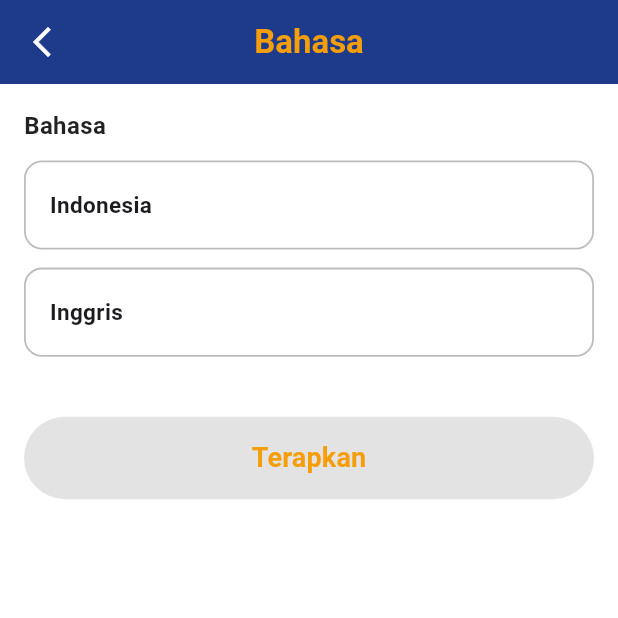
After one commit to MSaktiGp/educycle, a Flutter app: the LanguagePage screen opened by its route, on a phone screen of 412 x 824 dp, the top half of it. The commit adds this screen. Run offline on Flutter 3.47's test engine with Material 3 defaults, Android fonts, the phone set to English and light mode, and no system bars.

Commit message:
update language page

```diff
--- a/lib/main.dart
+++ b/lib/main.dart
@@ -4,6 +4,8 @@ import 'package:educycle/screens/login_page.dart';
 import 'package:educycle/screens/home_page.dart';
 import 'package:educycle/screens/profile_page.dart';
 import 'package:educycle/screens/settings/setting_page.dart';
+import 'package:educycle/screens/settings/language_page.dart';
+
 
 
 void main() {
@@ -28,6 +30,7 @@ class MyApp extends StatelessWidget {
         '/home': (context) => const HomePage(),
         '/profile': (context) => const ProfilePage(),
         '/settings': (context) => const SettingsPage(),
+        '/bahasa': (context) => const LanguagePage(),
       },
     );
   }
--- /dev/null
+++ b/lib/screens/settings/language_page.dart
@@ -0,0 +1,128 @@
+import 'package:flutter/material.dart';
+import 'package:educycle/constants/colors.dart';
+
+class LanguagePage extends StatefulWidget {
+  const LanguagePage({super.key});
+
+  @override
+  State<LanguagePage> createState() => _LanguagePageState();
+}
+
+class _LanguagePageState extends State<LanguagePage> {
+  String? selectedLanguage; // untuk menyimpan pilihan sementara
+
+  @override
+  Widget build(BuildContext context) {
+    return Scaffold(
+      backgroundColor: Colors.white,
+
+      appBar: AppBar(
+        backgroundColor: AppColors.primaryBlue,
+        elevation: 0,
+        centerTitle: true,
+        leading: IconButton(
+          icon: const Icon(Icons.arrow_back_ios_new, color: Colors.white),
+          onPressed: () => Navigator.pop(context),
+        ),
+        title: const Text(
+          "Bahasa",
+          style: TextStyle(
+            color: Color(0xFFF59E0B),
+            fontWeight: FontWeight.bold,
+          ),
+        ),
+      ),
+
+      body: Padding(
+        padding: const EdgeInsets.all(16),
+        child: Column(
+          children: [
+            Align(
+              alignment: Alignment.centerLeft,
+              child: Padding(
+                padding: const EdgeInsets.only(bottom: 12),
+                child: Text(
+                  "Bahasa",
+                  style: TextStyle(
+                    fontSize: 16,
+                    fontWeight: FontWeight.bold,
+                    color: Colors.black87,
+                  ),
+                ),
+              ),
+            ),
+
+            _languageOption("Indonesia"),
+            const SizedBox(height: 12),
+            _languageOption("Inggris"),
+            const SizedBox(height: 40),
+
+            SizedBox(
+                width: double.infinity, // tombol mengikuti lebar layar
+                height: 55,
+                child: ElevatedButton(
+                  style: ElevatedButton.styleFrom(
+                    backgroundColor: AppColors.primaryBlue,
+                    shape: RoundedRectangleBorder(
+                      borderRadius: BorderRadius.circular(30),
+                    ),
+                    elevation: 3,
+                  ),
+                  onPressed: selectedLanguage == null
+                      ? null
+                      : () {
+                          Navigator.pop(context, selectedLanguage);
+                        },
+                  child: const Text(
+                    "Terapkan",
+                    style: TextStyle(
+                      fontSize: 18,
+                      color: Color(0xFFF59E0B),
+                      fontWeight: FontWeight.bold,
+                    ),
+                  ),
+                ),
+              ),
+          ],
+        ),
+      ),
+    );
+  }
+
+  Widget _languageOption(String language) {
+    final isSelected = selectedLanguage == language;
+
+    return InkWell(
+      onTap: () {
+        setState(() {
+          selectedLanguage = language;
+        });
+      },
+      child: Container(
+        padding: const EdgeInsets.symmetric(horizontal: 16, vertical: 18),
+        decoration: BoxDecoration(
+          color: Colors.white,
+          borderRadius: BorderRadius.circular(12),
+          border: Border.all(
+            color: isSelected ? AppColors.primaryBlue : Colors.grey.shade400,
+            width: isSelected ? 3 : 1.2, // border lebih tebal saat dipilih
+          ),
+        ),
+        child: Row(
+          mainAxisAlignment: MainAxisAlignment.spaceBetween,
+          children: [
+            Text(
+              language,
+              style: const TextStyle(
+                fontSize: 15,
+                fontWeight: FontWeight.w600,
+              ),
+            ),
+            if (isSelected)
+              const Icon(Icons.check, color: AppColors.primaryBlue),
+          ],
+        ),
+      ),
+    );
+  }
+}
--- a/lib/screens/settings/setting_page.dart
+++ b/lib/screens/settings/setting_page.dart
@@ -151,7 +151,7 @@ class SettingsPage extends StatelessWidget {
         decoration: BoxDecoration(
           color: Colors.white,
           borderRadius: BorderRadius.circular(12),
-          border: Border.all(color: AppColors.primaryBlue, width: 1.5),
+          border: Border.all(color: AppColors.primaryBlue, width: 1.3),
 
         ),
         child: Row(
--- a/pubspec.yaml
+++ b/pubspec.yaml
@@ -22,6 +22,7 @@ dependencies:
   # The following adds the Cupertino Icons font to your application.
   # Use with the CupertinoIcons class for iOS style icons.
   cupertino_icons: ^1.0.8
+
 
 dev_dependencies:
   flutter_test:
```
Also changed, not shown: lib/screens/settings/bahasa_page.dart (deleted).
